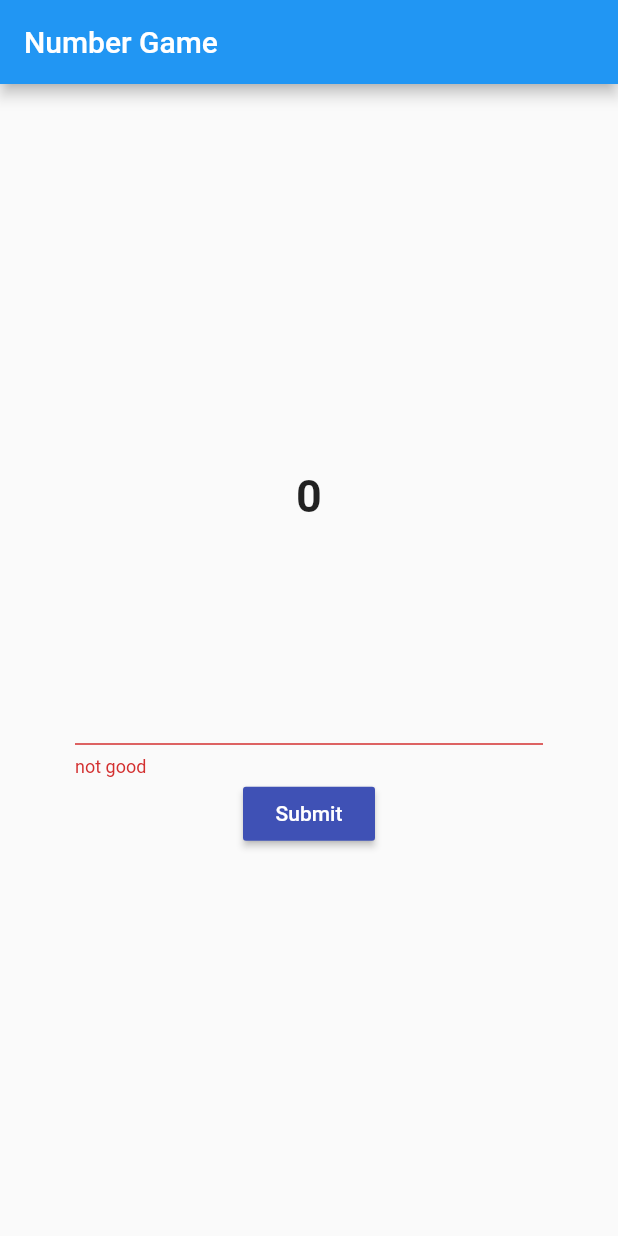
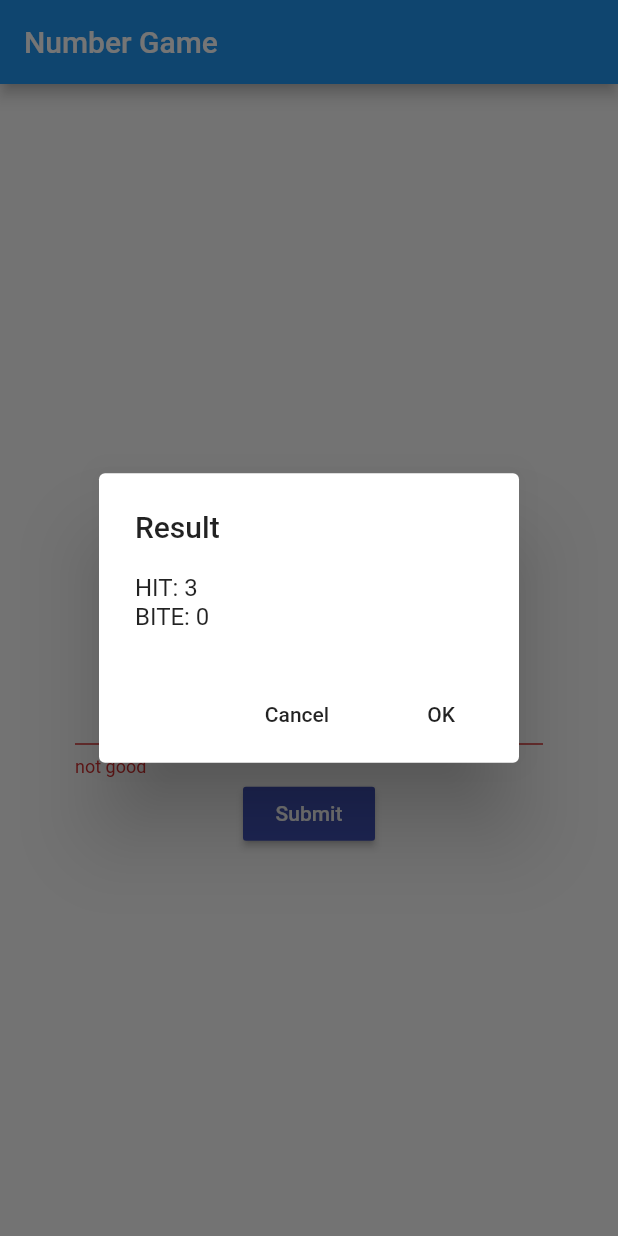
Before and after one commit to onikazu/NumberGame, a Flutter app: the screen it shows after launch, after a tap on "Submit", on a phone screen of 412 x 824 dp. Run offline on Flutter 3.47's test engine with Material 2 defaults, Android fonts, the phone set to English and light mode, and no system bars.

Commit message:
implement result dialog

```diff
--- a/lib/main.dart
+++ b/lib/main.dart
@@ -35,19 +35,7 @@ class HomePage extends StatelessWidget {
               Text(homePageState.subNum.toString(), style: TextStyle(fontSize: 30.0, fontWeight: FontWeight.bold)),
               SizedBox(height: 100),
               SubmitForm(errorMessage: "not good"),
-              RaisedButton(
-                child: Text("Submit"),
-                textColor: Colors.white,
-                color: Colors.indigo,
-                onPressed: () {
-                  FormState _formState = homePageState.formKey.currentState;
-                  if (_formState.validate()) {
-                    // TODO: check ans
-                    print("saved!");
-                    _formState.save();
-                  }
-                },
-              ),
+              SubmitButton(),
             ],
           ),
         ),
@@ -87,3 +75,48 @@ class SubmitForm extends StatelessWidget {
     );
   }
 }
+
+class SubmitButton extends StatelessWidget {
+  void pressFunc(BuildContext context) {
+    final homePageState = Provider.of<HomePageState>(context, listen: false);
+    FormState _formState = homePageState.formKey.currentState;
+    if (_formState.validate()) {
+      // TODO: check ans
+      print("saved!");
+      _formState.save();
+    }
+    // TODO: change depends on result
+    showDialog(
+      context: context,
+      builder: (_) {
+        return AlertDialog(
+          title: Text("Result"),
+          content: Text("HIT: 3\nBITE: 0"),
+          actions: <Widget>[
+            FlatButton(
+              child: Text("Cancel"),
+              onPressed: () => Navigator.pop(context),
+            ),
+            FlatButton(
+              child: Text("OK"),
+              onPressed: () => Navigator.pop(context),
+            ),
+          ],
+        );
+      },
+    );
+  }
+
+  @override
+  Widget build(BuildContext context) {
+    return RaisedButton(
+      child: Text("Submit"),
+      textColor: Colors.white,
+      color: Colors.indigo,
+      // TODO: refactoring
+      onPressed: (){
+        pressFunc(context);
+      },
+    );
+  }
+}
```
